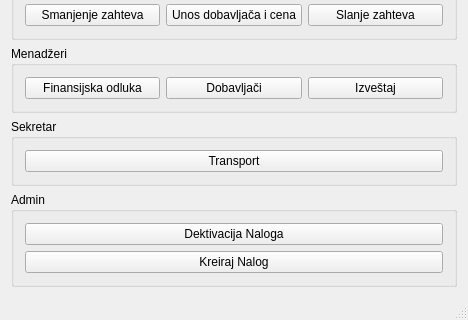
Before: the Qt Designer form mainwindow.ui in zivke/nabavke, drawn with Qt 5; both pictures show x 0 to 468 and y 316 to 636 of the 468 by 636 pixel window.
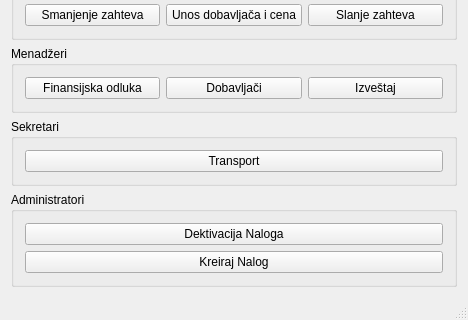
After: the same form once the commit is applied. Icons and pictures are not drawn.

Patch:
```diff
--- a/mainwindow.ui
+++ b/mainwindow.ui
@@ -190,7 +190,7 @@
     <item>
      <widget class="QGroupBox" name="groupBox_6">
       <property name="title">
-       <string>Sekretar</string>
+       <string>Sekretari</string>
       </property>
       <layout class="QVBoxLayout" name="verticalLayout_5">
        <item>
@@ -206,7 +206,7 @@
     <item>
      <widget class="QGroupBox" name="groupBox_7">
       <property name="title">
-       <string>Admin</string>
+       <string>Administratori</string>
       </property>
       <layout class="QVBoxLayout" name="verticalLayout_3">
        <item>
```
Left out of the diff: 14 changed lines with no effect on the pictures.
